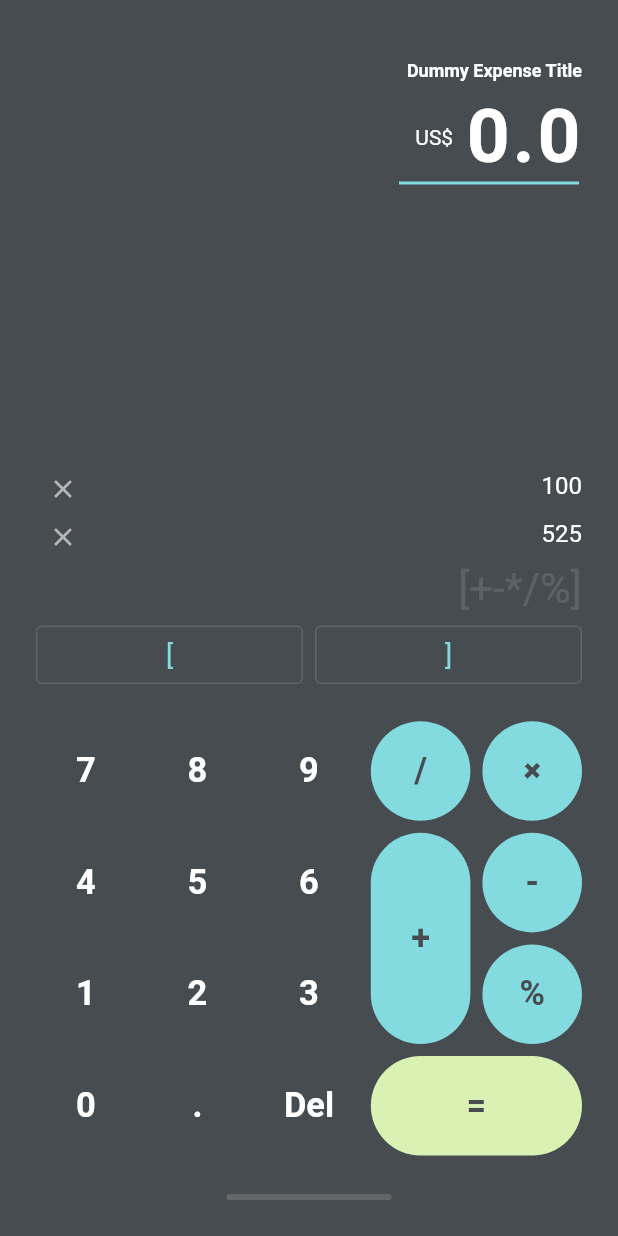
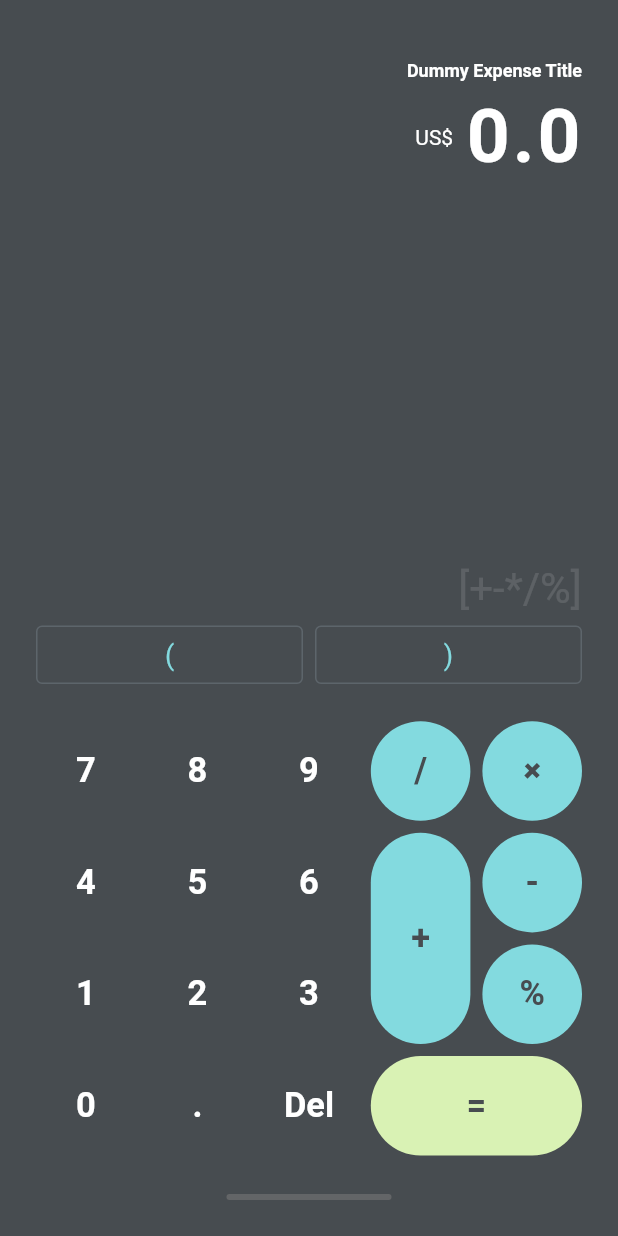
Before and after one commit to SadmanSarar/calculator_flutter_demo, a Flutter app: the screen it shows after launch, on a phone screen of 412 x 824 dp. Run offline on Flutter 3.47's test engine with Material 2 defaults, Android fonts, the phone set to English and light mode, and no system bars; our stand-ins replace math_expressions.

Commit message:
add calculation and evaluating logics

```diff
--- /dev/null
+++ b/lib/model/calculated_row_model.dart
@@ -0,0 +1,10 @@
+class CalculatedRowModel {
+  String amount;
+  int id;
+  CalculatedRowModel(this.amount, this.id);
+
+  @override
+  String toString() {
+    return "CalculatedRowModel( id: $id, amount: $amount);";
+  }
+}
--- a/lib/widgets/calculated_row_widget.dart
+++ b/lib/widgets/calculated_row_widget.dart
@@ -10,17 +10,12 @@ class CalculatedRowWidget extends StatefulWidget {
 
   @override
   State<StatefulWidget> createState() {
-    return _CalculatedRowWidgetState(text, index, onRemoved: onRemoved);
+    return _CalculatedRowWidgetState();
   }
 }
 
 class _CalculatedRowWidgetState extends State<CalculatedRowWidget>
     with TickerProviderStateMixin {
-  final int index;
-  final IndexedCallback onRemoved;
-  final String text;
-  _CalculatedRowWidgetState(this.text, this.index, {this.onRemoved});
-
   Animation<double> _animation;
   AnimationController _opacityController;
   @override
@@ -37,12 +32,14 @@ class _CalculatedRowWidgetState extends State<CalculatedRowWidget>
       curve: Curves.easeIn,
     )
       ..addStatusListener((status) {
-        if (status == AnimationStatus.completed && onRemoved != null) {
-          onRemoved(this.index);
+        debugPrint("animation status updated ${status.toString()}");
+        if (status == AnimationStatus.completed && widget.onRemoved != null) {
+          widget.onRemoved(widget.index);
+          debugPrint("Remove animation completed");
         }
       })
       ..addListener(() {
-        // setState(() {});
+        setState(() {});
       });
   }
 
@@ -54,10 +51,9 @@ class _CalculatedRowWidgetState extends State<CalculatedRowWidget>
 
   @override
   Widget build(BuildContext context) {
-    var height = MediaQuery.of(context).size.height;
     return AnimatedBuilder(
       animation: _animation,
-      builder: (_, widget) {
+      builder: (_, _widget) {
         return Transform.translate(
           offset: Offset(0, _animation.value * 40),
           child: Opacity(
@@ -80,7 +76,7 @@ class _CalculatedRowWidgetState extends State<CalculatedRowWidget>
                 ),
                 Expanded(
                   child: Text(
-                    text,
+                    widget.text,
                     textAlign: TextAlign.end,
                     style: TextStyle(
                       fontSize: 16,
--- a/lib/widgets/top_section_widget.dart
+++ b/lib/widgets/top_section_widget.dart
@@ -1,33 +1,31 @@
+import 'package:calc_with_checklist/model/calculated_row_model.dart';
 import 'package:calc_with_checklist/widgets/bracket_button_widget.dart';
 import 'package:calc_with_checklist/widgets/calculated_row_widget.dart';
 import 'package:calc_with_checklist/widgets/calculator_button_widget.dart';
 import 'package:flutter/material.dart';
+import 'dart:core';
 
-class TopSectionWidget extends StatefulWidget {
+class TopSectionWidget extends StatelessWidget {
   final String expenseTitle;
   final String currency;
   final String expense;
   final String editAmount;
   final OnItemClicked<String> onButtonClicked;
+  final Function onTitleEditClicked;
+  final IndexedCallback onRemoved;
 
-  TopSectionWidget(
-      {this.expenseTitle,
+  final List<CalculatedRowModel> models;
+
+  TopSectionWidget({
+    this.expenseTitle,
     this.currency,
     this.expense,
     this.editAmount,
-      this.onButtonClicked});
-
-  @override
-  _TopSectionWidgetState createState() {
-    return _TopSectionWidgetState();
-  }
-}
-
-class _TopSectionWidgetState extends State<TopSectionWidget> {
-  @override
-  void initState() {
-    super.initState();
-  }
+    this.onButtonClicked,
+    this.onTitleEditClicked,
+    this.models,
+    this.onRemoved,
+  });
 
   @override
   Widget build(BuildContext context) {
@@ -35,19 +33,25 @@ class _TopSectionWidgetState extends State<TopSectionWidget> {
       crossAxisAlignment: CrossAxisAlignment.end,
       mainAxisAlignment: MainAxisAlignment.end,
       children: <Widget>[
-        buildExpenseHeading(widget.expenseTitle),
-        buildExpenseAmountWidget(widget.currency, widget.expense),
+        buildExpenseHeading(expenseTitle, onTitleEditClicked),
+        buildExpenseAmountWidget(currency, expense),
         Container(
-          width: 120,
+          width: (25 * expense.length).toDouble(),
           height: 2,
           margin: EdgeInsets.only(right: 2),
           color: Theme.of(context).accentColor,
         ),
         Expanded(
-          child: Column(
+          child: LayoutBuilder(
+            builder: (context, constrains) {
+              debugPrint(
+                  "${constrains.maxHeight}     -     ${constrains.maxWidth}");
+              return Column(
                 mainAxisAlignment: MainAxisAlignment.end,
                 crossAxisAlignment: CrossAxisAlignment.stretch,
                 children: buildCalculatedRowList(),
+              );
+            },
           ),
         ),
         buildBracketWidgets(context),
@@ -55,23 +59,27 @@ class _TopSectionWidgetState extends State<TopSectionWidget> {
     );
   }
 
-  var _models = <CalculatedRowModel>[
-    CalculatedRowModel("100", 0),
-    CalculatedRowModel("525", 2),
-  ];
+  List<Widget> buildCalculatedRowList() {
+    debugPrint(models.toString());
 
-  List<Widget> buildCalculatedRowList() {
     List<Widget> widgets = <Widget>[];
-    var items = _models.map((item) {
+    models.sort((a, b) {
+      return a.id.compareTo(b.id);
+    });
+    var items = models
+        .getRange(
+            (models.length - 3) < 0 ? 0 : models.length - 3, models.length)
+        .map((item) {
+      debugPrint(item.toString());
       return CalculatedRowWidget(
         item.amount,
         item.id,
-        onRemoved: onCalculatedWidgetRemoved,
+        onRemoved: onRemoved,
       );
     }).toList();
     widgets.addAll(items);
     var text = buildCalculatorEditTextWidget(
-      widget.editAmount,
+      editAmount,
     );
     widgets.add(text);
     return widgets;
@@ -90,22 +98,21 @@ class _TopSectionWidgetState extends State<TopSectionWidget> {
         ));
   }
 
-  void onCalculatedWidgetRemoved(int index) {
-    setState(() {
-      _models = _models.where((item) {
-        return item.id != index;
-      }).toList();
-    });
-  }
-
-  Widget buildExpenseHeading(String text) {
+  Widget buildExpenseHeading(String text, Function onTitleEditClicked) {
     return Padding(
-      padding: EdgeInsets.only(top: 40, bottom: 8),
+      padding: EdgeInsets.only(top: 36, bottom: 4),
+      child: InkWell(
+        onTap: onTitleEditClicked,
+        child: Padding(
+          padding:
+              const EdgeInsets.only(top: 4, bottom: 4, left: 8.0, right: 0),
           child: Text(
             text,
             textAlign: TextAlign.end,
             style: TextStyle(
                 color: Colors.white, fontWeight: FontWeight.bold, fontSize: 12),
+          ),
+        ),
       ),
     );
   }
@@ -144,22 +151,16 @@ class _TopSectionWidgetState extends State<TopSectionWidget> {
       mainAxisAlignment: MainAxisAlignment.center,
       children: <Widget>[
         Expanded(
-          child: BracketButton('[', widget.onButtonClicked),
+          child: BracketButton('(', onButtonClicked),
         ),
         SizedBox(
           height: 8.0,
           width: 8.0,
         ),
         Expanded(
-          child: BracketButton(']', widget.onButtonClicked),
+          child: BracketButton(')', onButtonClicked),
         ),
       ],
     );
   }
 }
-
-class CalculatedRowModel {
-  String amount;
-  int id;
-  CalculatedRowModel(this.amount, this.id);
-}
```
Also changed, not shown: lib/widgets/calculator_page.dart (+73 -6 lines). Lines whose indentation alone changed are shown as unchanged.
